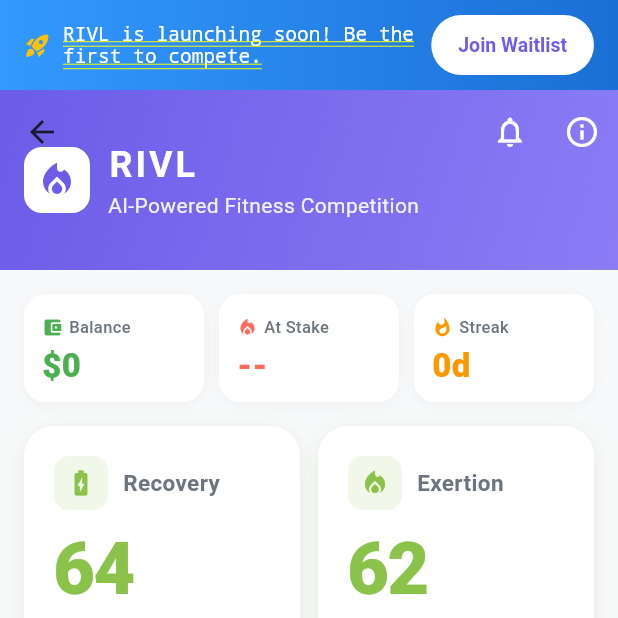
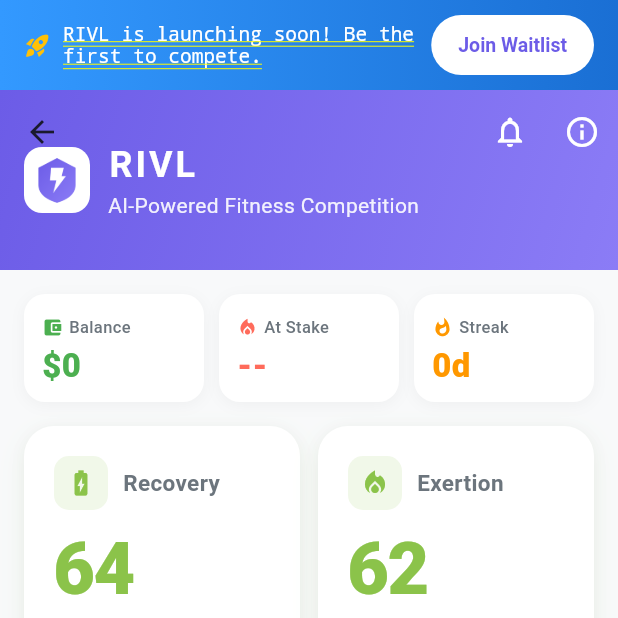
Before and after one commit to bbakenhus7/rivl, a Flutter app: the HomeScreen screen opened directly, on a phone screen of 412 x 824 dp, the top half of it. Run offline on Flutter 3.47's test engine with Material 3 defaults, Android fonts, the phone set to English and light mode, and no system bars; our stand-ins replace cloud_firestore, cloud_functions, firebase_auth, firebase_core, firebase_messaging, fl_chart and 2 more; missing offline and left inert: flutter_stripe, health; accounts and stored records are empty.

Commit message:
Add RIVL branded logo and app icon in purple color scheme
- Created shield + lightning bolt logo in app's purple (#6C5CE7)
- Generated app icons for iOS (all sizes), Android (all densities), macOS
- Added in-app logo PNGs at 1x/2x/3x for Flutter asset resolution
- Updated home screen app bar to show the new logo image
- Registered assets/images/ in pubspec.yaml

https://claude.ai/code/session_014eEmp3fnXpDvD23HPbXVnH

```diff
--- a/lib/screens/home/home_screen.dart
+++ b/lib/screens/home/home_screen.dart
@@ -139,15 +139,16 @@ class _HomeScreenState extends State<HomeScreen> {
                         children: [
                           // RIVL Logo
                           Container(
-                            padding: const EdgeInsets.all(8),
+                            width: 44,
+                            height: 44,
                             decoration: BoxDecoration(
                               color: Colors.white,
                               borderRadius: BorderRadius.circular(12),
                             ),
-                            child: const Icon(
-                              Icons.local_fire_department,
-                              color: RivlColors.primary,
-                              size: 28,
+                            padding: const EdgeInsets.all(4),
+                            child: Image.asset(
+                              'assets/images/rivl_logo.png',
+                              fit: BoxFit.contain,
                             ),
                           ),
                           const SizedBox(width: 12),
--- a/pubspec.yaml
+++ b/pubspec.yaml
@@ -54,6 +54,8 @@ dev_dependencies:
 
 flutter:
   uses-material-design: true
+  assets:
+    - assets/images/
   # Note: assets and fonts entries removed temporarily to allow web/desktop builds
   # Re-add the following if you restore the `assets/` and `assets/fonts/` folders:
   # assets:
```
Also changed, not shown: assets/images/2.0x/rivl_logo.png (added), assets/images/3.0x/rivl_logo.png (added), assets/images/rivl_logo.png (added), assets/images/rivl_logo.svg (added), assets/images/rivl_logo_white.svg (added), 26 other files.
